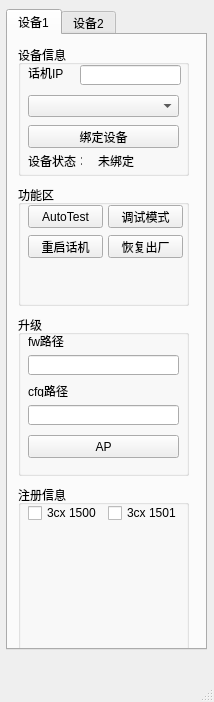
Old version of the form main.ui in the repository zhichaoGuo/htek_DR_tool.
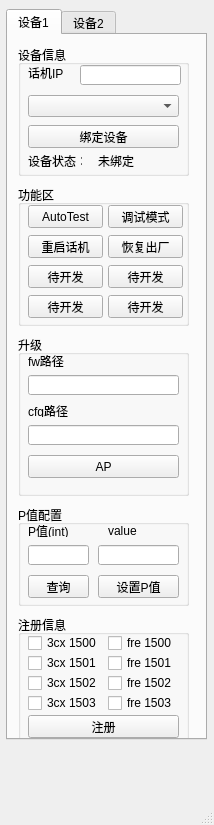
New version of the form.

Commit message: 完成P值查询及设置功能

Diff of the .ui file:
```diff
--- a/main.ui
+++ b/main.ui
@@ -7,7 +7,7 @@
     <x>0</x>
     <y>0</y>
     <width>214</width>
-    <height>702</height>
+    <height>825</height>
    </rect>
   </property>
   <property name="windowTitle">
@@ -20,7 +20,7 @@
       <x>6</x>
       <y>9</y>
       <width>201</width>
-      <height>641</height>
+      <height>731</height>
      </rect>
     </property>
     <property name="currentIndex">
@@ -121,7 +121,7 @@
         <x>10</x>
         <y>150</y>
         <width>171</width>
-        <height>121</height>
+        <height>141</height>
        </rect>
       </property>
       <property name="title">
@@ -179,12 +179,64 @@
         <string>恢复出厂</string>
        </property>
       </widget>
+      <widget class="QPushButton" name="pushButton">
+       <property name="geometry">
+        <rect>
+         <x>10</x>
+         <y>80</y>
+         <width>75</width>
+         <height>23</height>
+        </rect>
+       </property>
+       <property name="text">
+        <string>待开发</string>
+       </property>
+      </widget>
+      <widget class="QPushButton" name="pushButton_2">
+       <property name="geometry">
+        <rect>
+         <x>10</x>
+         <y>110</y>
+         <width>75</width>
+         <height>23</height>
+        </rect>
+       </property>
+       <property name="text">
+        <string>待开发</string>
+       </property>
+      </widget>
+      <widget class="QPushButton" name="pushButton_3">
+       <property name="geometry">
+        <rect>
+         <x>90</x>
+         <y>80</y>
+         <width>75</width>
+         <height>23</height>
+        </rect>
+       </property>
+       <property name="text">
+        <string>待开发</string>
+       </property>
+      </widget>
+      <widget class="QPushButton" name="pushButton_4">
+       <property name="geometry">
+        <rect>
+         <x>90</x>
+         <y>110</y>
+         <width>75</width>
+         <height>23</height>
+        </rect>
+       </property>
+       <property name="text">
+        <string>待开发</string>
+       </property>
+      </widget>
      </widget>
      <widget class="QGroupBox" name="groupBox">
       <property name="geometry">
        <rect>
         <x>10</x>
-        <y>280</y>
+        <y>300</y>
         <width>171</width>
         <height>161</height>
        </rect>
@@ -259,9 +311,9 @@
       <property name="geometry">
        <rect>
         <x>10</x>
-        <y>450</y>
+        <y>580</y>
         <width>171</width>
-        <height>171</height>
+        <height>131</height>
        </rect>
       </property>
       <property name="title">
@@ -283,14 +335,190 @@
       <widget class="QCheckBox" name="D1_check_3cx1">
        <property name="geometry">
         <rect>
-         <x>90</x>
-         <y>20</y>
+         <x>10</x>
+         <y>40</y>
          <width>71</width>
          <height>16</height>
         </rect>
        </property>
        <property name="text">
         <string>3cx 1501</string>
+       </property>
+      </widget>
+      <widget class="QCheckBox" name="D1_check_3cx2">
+       <property name="geometry">
+        <rect>
+         <x>10</x>
+         <y>60</y>
+         <width>71</width>
+         <height>16</height>
+        </rect>
+       </property>
+       <property name="text">
+        <string>3cx 1502</string>
+       </property>
+      </widget>
+      <widget class="QCheckBox" name="D1_check_3cx3">
+       <property name="geometry">
+        <rect>
+         <x>10</x>
+         <y>80</y>
+         <width>71</width>
+         <height>16</height>
+        </rect>
+       </property>
+       <property name="text">
+        <string>3cx 1503</string>
+       </property>
+      </widget>
+      <widget class="QCheckBox" name="D1_check_fre1">
+       <property name="geometry">
+        <rect>
+         <x>90</x>
+         <y>40</y>
+         <width>71</width>
+         <height>16</height>
+        </rect>
+       </property>
+       <property name="text">
+        <string>fre 1501</string>
+       </property>
+      </widget>
+      <widget class="QCheckBox" name="D1_check_fre0">
+       <property name="geometry">
+        <rect>
+         <x>90</x>
+         <y>20</y>
+         <width>71</width>
+         <height>16</height>
+        </rect>
+       </property>
+       <property name="text">
+        <string>fre 1500</string>
+       </property>
+      </widget>
+      <widget class="QCheckBox" name="D1_check_fre3">
+       <property name="geometry">
+        <rect>
+         <x>90</x>
+         <y>80</y>
+         <width>71</width>
+         <height>16</height>
+        </rect>
+       </property>
+       <property name="text">
+        <string>fre 1503</string>
+       </property>
+      </widget>
+      <widget class="QCheckBox" name="D1_check_fre2">
+       <property name="geometry">
+        <rect>
+         <x>90</x>
+         <y>60</y>
+         <width>71</width>
+         <height>16</height>
+        </rect>
+       </property>
+       <property name="text">
+        <string>fre 1502</string>
+       </property>
+      </widget>
+      <widget class="QPushButton" name="D1_btn_register">
+       <property name="geometry">
+        <rect>
+         <x>10</x>
+         <y>100</y>
+         <width>151</width>
+         <height>23</height>
+        </rect>
+       </property>
+       <property name="text">
+        <string>注册</string>
+       </property>
+      </widget>
+     </widget>
+     <widget class="QGroupBox" name="groupBox_9">
+      <property name="geometry">
+       <rect>
+        <x>10</x>
+        <y>470</y>
+        <width>171</width>
+        <height>101</height>
+       </rect>
+      </property>
+      <property name="title">
+       <string>P值配置</string>
+      </property>
+      <widget class="QLabel" name="label_2">
+       <property name="geometry">
+        <rect>
+         <x>10</x>
+         <y>20</y>
+         <width>54</width>
+         <height>12</height>
+        </rect>
+       </property>
+       <property name="text">
+        <string>P值(int)</string>
+       </property>
+      </widget>
+      <widget class="QLabel" name="label_3">
+       <property name="geometry">
+        <rect>
+         <x>90</x>
+         <y>20</y>
+         <width>54</width>
+         <height>12</height>
+        </rect>
+       </property>
+       <property name="text">
+        <string>value</string>
+       </property>
+      </widget>
+      <widget class="QLineEdit" name="D1_text_pnum">
+       <property name="geometry">
+        <rect>
+         <x>10</x>
+         <y>40</y>
+         <width>61</width>
+         <height>20</height>
+        </rect>
+       </property>
+      </widget>
+      <widget class="QLineEdit" name="D1_text_pvalue">
+       <property name="geometry">
+        <rect>
+         <x>80</x>
+         <y>40</y>
+         <width>81</width>
+         <height>20</height>
+        </rect>
+       </property>
+      </widget>
+      <widget class="QPushButton" name="D1_btn_pselect">
+       <property name="geometry">
+        <rect>
+         <x>10</x>
+         <y>70</y>
+         <width>61</width>
+         <height>23</height>
+        </rect>
+       </property>
+       <property name="text">
+        <string>查询</string>
+       </property>
+      </widget>
+      <widget class="QPushButton" name="D1_btn_pset">
+       <property name="geometry">
+        <rect>
+         <x>80</x>
+         <y>70</y>
+         <width>81</width>
+         <height>23</height>
+        </rect>
+       </property>
+       <property name="text">
+        <string>设置P值</string>
        </property>
       </widget>
      </widget>
```
The commit also changes 4 other files.
